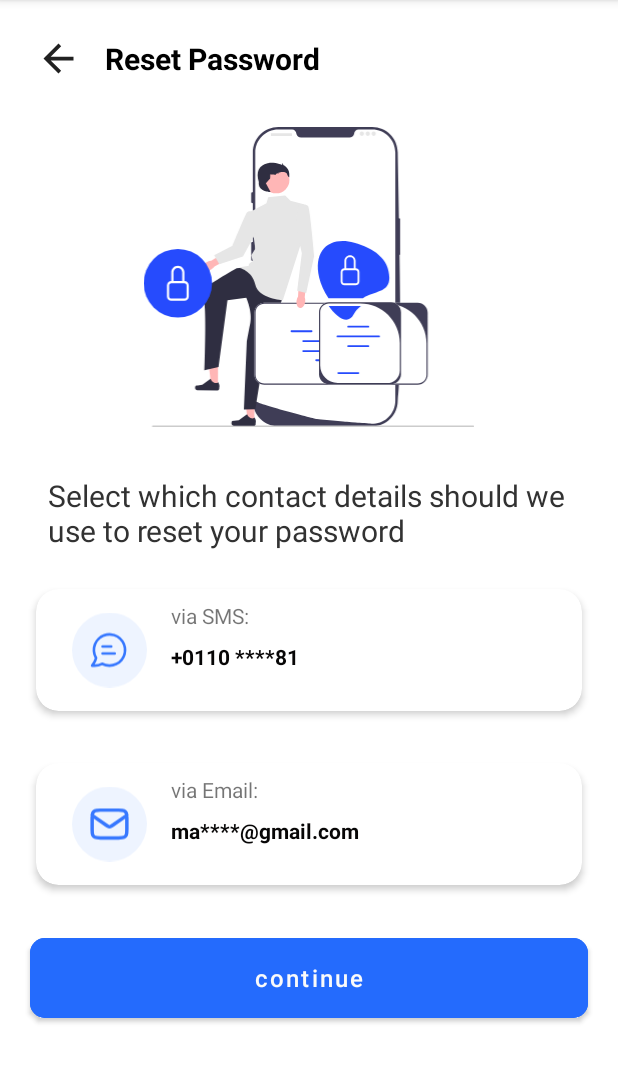
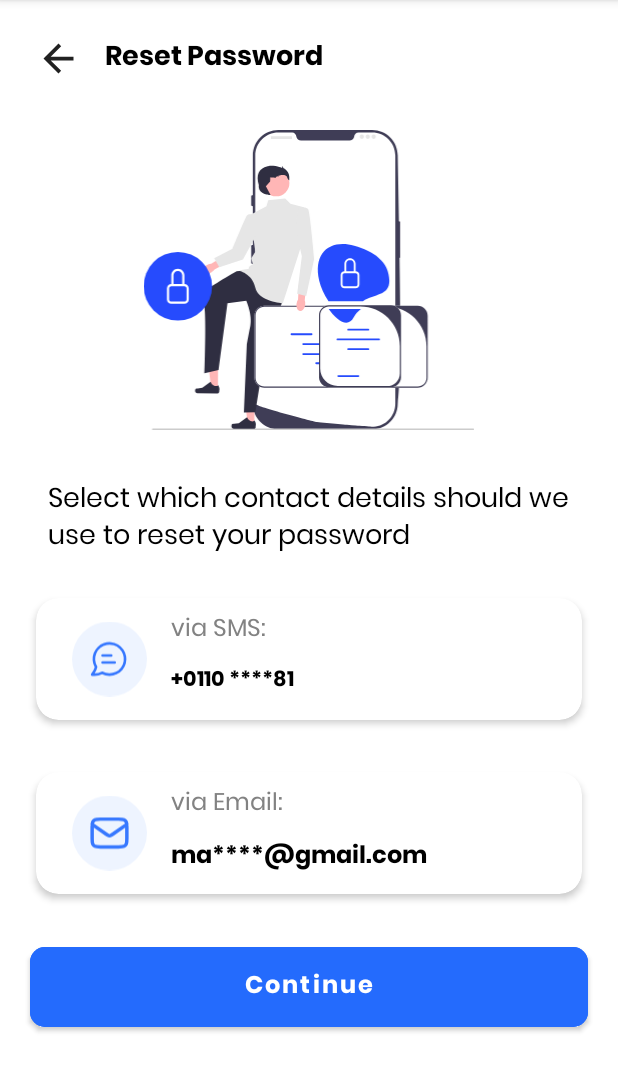
Before and after one commit to MahmoudLkashef/Shifa-a, an Android app: the fragment ForgetPasswordFragment shown on its own in the app's theme, on a phone screen of 412 x 824 dp, the part 84-1176 px from its top. Run offline under Robolectric (Android 15) with nearby library versions, the phone set to English and light mode, and no system bars.

Commit message:
Completed binding resources to reset password layout

```diff
--- a/app/src/main/res/layout/fragment_forget_password.xml
+++ b/app/src/main/res/layout/fragment_forget_password.xml
@@ -20,10 +20,11 @@
         android:id="@+id/tv_reset_password_title"
         android:layout_width="wrap_content"
         android:layout_height="wrap_content"
-        android:layout_marginStart="16dp"
+        android:layout_marginStart="@dimen/spacing_normal"
+        android:fontFamily="@font/poppins_bold"
         android:text="@string/reset_password"
         android:textColor="#000000"
-        android:textSize="20sp"
+        android:textSize="@dimen/reset_password_font_size_large"
         android:textStyle="bold"
         app:layout_constraintBottom_toBottomOf="@+id/img_back_arrow"
         app:layout_constraintStart_toEndOf="@+id/img_back_arrow"
@@ -33,7 +34,7 @@
         android:id="@+id/img_reset_password"
         android:layout_width="0dp"
         android:layout_height="200dp"
-        android:layout_marginTop="32dp"
+        android:layout_marginTop="@dimen/spacing_large"
         android:src="@drawable/forget_password"
         app:layout_constraintEnd_toEndOf="parent"
         app:layout_constraintStart_toStartOf="parent"
@@ -43,14 +44,15 @@
         android:id="@+id/tv_contacts_description"
         android:layout_width="0dp"
         android:layout_height="wrap_content"
-        android:layout_marginStart="16dp"
-        android:layout_marginTop="32dp"
-        android:layout_marginEnd="16dp"
-        android:paddingStart="16dp"
-        android:paddingEnd="16dp"
+        android:layout_marginStart="@dimen/spacing_normal"
+        android:layout_marginTop="@dimen/spacing_large"
+        android:layout_marginEnd="@dimen/spacing_normal"
+        android:fontFamily="@font/poppins_regular"
+        android:paddingStart="@dimen/spacing_normal"
+        android:paddingEnd="@dimen/spacing_normal"
         android:text="@string/select_which_contact_details_should_we_use_to_reset_your_password"
-        android:textColor="#323232"
-        android:textSize="20sp"
+        android:textColor="@color/black"
+        android:textSize="@dimen/reset_password_font_size_large"
         app:layout_constraintEnd_toEndOf="parent"
         app:layout_constraintStart_toStartOf="parent"
         app:layout_constraintTop_toBottomOf="@+id/img_reset_password" />
@@ -59,7 +61,7 @@
         android:id="@+id/cardView"
         android:layout_width="match_parent"
         android:layout_height="100dp"
-        android:layout_margin="16dp"
+        android:layout_margin="@dimen/spacing_normal"
         app:cardCornerRadius="15dp"
         app:cardElevation="3dp"
         app:cardUseCompatPadding="true"
@@ -85,9 +87,12 @@
                 android:id="@+id/tv_via_sms"
                 android:layout_width="wrap_content"
                 android:layout_height="wrap_content"
-                android:layout_marginStart="16dp"
-                android:layout_marginTop="8dp"
+                android:layout_marginStart="@dimen/spacing_normal"
+                android:layout_marginTop="@dimen/spacing_small"
+                android:fontFamily="@font/poppins_regular"
                 android:text="@string/via_sms"
+                android:textColor="@color/gray"
+                android:textSize="@dimen/reset_password_font_size_normal"
                 app:layout_constraintStart_toEndOf="@+id/img_message"
                 app:layout_constraintTop_toTopOf="@+id/img_message" />
 
@@ -95,10 +100,12 @@
                 android:id="@+id/tv_phone_number"
                 android:layout_width="wrap_content"
                 android:layout_height="wrap_content"
-                android:layout_marginTop="8dp"
+                android:layout_marginTop="@dimen/spacing_small"
+                android:fontFamily="@font/poppins_bold"
                 android:text="+0110 ****81"
-                android:textColor="#070606"
+                android:textColor="@color/black"
                 android:textStyle="bold"
+                android:textSize="@dimen/reset_password_font_size_small"
                 app:layout_constraintStart_toStartOf="@+id/tv_via_sms"
                 app:layout_constraintTop_toBottomOf="@+id/tv_via_sms" />
         </androidx.constraintlayout.widget.ConstraintLayout>
@@ -108,7 +115,7 @@
         android:id="@+id/cardView2"
         android:layout_width="match_parent"
         android:layout_height="100dp"
-        android:layout_margin="16dp"
+        android:layout_margin="@dimen/spacing_normal"
         app:cardCornerRadius="15dp"
         app:cardElevation="3dp"
         app:cardUseCompatPadding="true"
@@ -134,9 +141,12 @@
                 android:id="@+id/tv_via_email"
                 android:layout_width="wrap_content"
                 android:layout_height="wrap_content"
-                android:layout_marginStart="16dp"
-                android:layout_marginTop="8dp"
+                android:layout_marginStart="@dimen/spacing_normal"
+                android:layout_marginTop="@dimen/spacing_small"
+                android:fontFamily="@font/poppins_regular"
                 android:text="@string/via_email"
+                android:textColor="@color/gray"
+                android:textSize="@dimen/reset_password_font_size_normal"
                 app:layout_constraintStart_toEndOf="@+id/img_mail"
                 app:layout_constraintTop_toTopOf="@+id/img_mail" />
 
@@ -144,10 +154,12 @@
                 android:id="@+id/tv_email"
                 android:layout_width="wrap_content"
                 android:layout_height="wrap_content"
-                android:layout_marginTop="8dp"
+                android:layout_marginTop="@dimen/spacing_small"
+                android:fontFamily="@font/poppins_bold"
                 android:text="ma****@gmail.com"
-                android:textColor="#070606"
+                android:textColor="@color/black"
                 android:textStyle="bold"
+                android:textSize="@dimen/reset_password_font_size_normal"
                 app:layout_constraintStart_toStartOf="@+id/tv_via_email"
                 app:layout_constraintTop_toBottomOf="@+id/tv_via_email" />
         </androidx.constraintlayout.widget.ConstraintLayout>
@@ -159,10 +171,11 @@
         android:layout_height="65dp"
         android:layout_margin="20dp"
         android:backgroundTint="#246BFD"
+        android:fontFamily="@font/poppins_bold"
         android:text="@string/Continue"
         android:textAllCaps="false"
-        android:textColor="#FAFAFA"
-        android:textSize="16sp"
+        android:textColor="@color/white"
+        android:textSize="@dimen/reset_password_font_size_normal"
         app:cornerRadius="10dp"
         app:layout_constraintEnd_toEndOf="parent"
         app:layout_constraintStart_toStartOf="parent"
--- a/app/src/main/res/values/dimens.xml
+++ b/app/src/main/res/values/dimens.xml
@@ -13,5 +13,10 @@
     <dimen name="sign_in_text_size_normal">12sp</dimen>
     <!-- text size for sign in screen -->
 
+    <!-- text size for reset password screen -->
+    <dimen name="reset_password_font_size_small">14sp</dimen>
+    <dimen name="reset_password_font_size_normal">16sp</dimen>
+    <dimen name="reset_password_font_size_large">18sp</dimen>
+    <!-- text size for reset password screen -->
 
 </resources>
--- a/app/src/main/res/values/strings.xml
+++ b/app/src/main/res/values/strings.xml
@@ -6,7 +6,7 @@
     <string name="select_which_contact_details_should_we_use_to_reset_your_password">Select which contact details should we use to reset your password</string>
     <string name="via_sms">via SMS:</string>
     <string name="via_email">via Email:</string>
-    <string name="Continue">continue</string>
+    <string name="Continue">Continue</string>
     <!-- reset password screen -->
 
 
```
